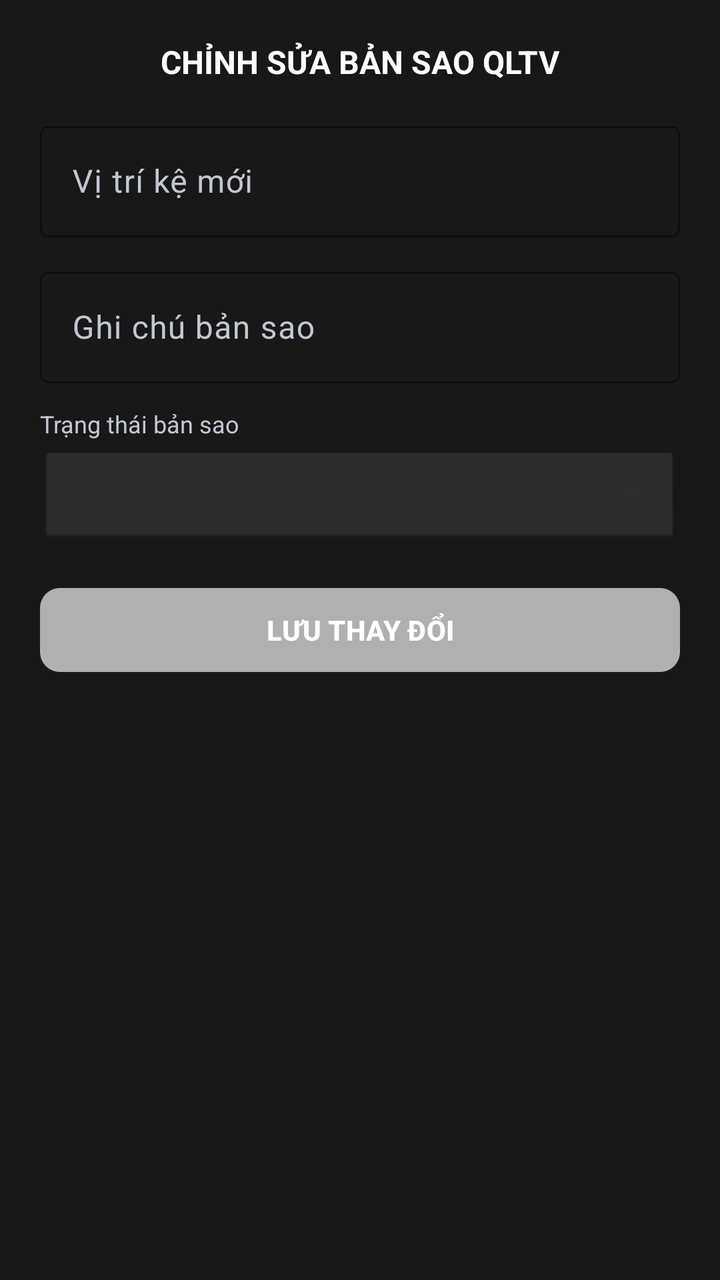
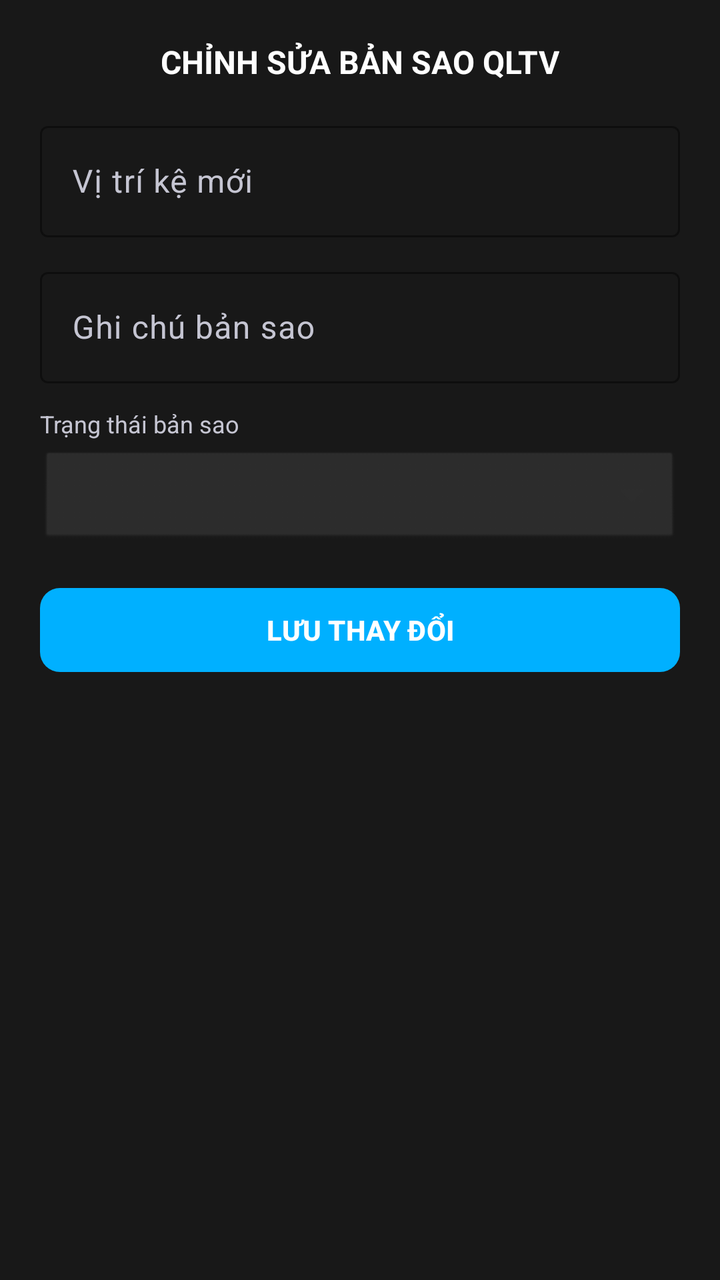

Screens rendered from an Android XML layout before and after an edit, with the pre-edit source and the edit as a unified diff.
<!-- AndroidManifest.xml: application theme Theme.QLTV -->
<!-- res/layout/dialog_edit_copy.xml -->
<?xml version="1.0" encoding="utf-8"?>
<LinearLayout xmlns:android="http://schemas.android.com/apk/res/android"
    xmlns:app="http://schemas.android.com/apk/res-auto"
    android:layout_width="match_parent"
    android:layout_height="wrap_content"
    android:background="#181818"
    android:orientation="vertical"
    android:padding="20dp">

    <TextView
        android:layout_width="wrap_content"
        android:layout_height="wrap_content"
        android:layout_gravity="center"
        android:layout_marginBottom="16dp"
        android:text="CHỈNH SỬA BẢN SAO QLTV"
        android:textColor="#FFFFFF"
        android:textSize="16sp"
        android:textStyle="bold" />

    
    <com.google.android.material.textfield.TextInputLayout
        style="@style/Widget.Material3.TextInputLayout.OutlinedBox"
        android:layout_width="match_parent"
        android:layout_height="wrap_content"
        android:layout_marginBottom="12dp"
        android:hint="Vị trí kệ mới"
        android:textColorHint="#C5C5D2"
        app:boxStrokeColor="#FFFFFF"
        app:boxStrokeWidthFocused="2dp"
        app:hintTextColor="#FFFFFF">

        <com.google.android.material.textfield.TextInputEditText
            android:id="@+id/edtEditCopyViTri"
            android:layout_width="match_parent"
            android:layout_height="wrap_content"
            android:textColor="#FFFFFF" />
    </com.google.android.material.textfield.TextInputLayout>

    
    <com.google.android.material.textfield.TextInputLayout
        style="@style/Widget.Material3.TextInputLayout.OutlinedBox"
        android:layout_width="match_parent"
        android:layout_height="wrap_content"
        android:layout_marginBottom="12dp"
        android:hint="Ghi chú bản sao"
        android:textColorHint="#C5C5D2"
        app:boxStrokeColor="#FFFFFF"
        app:boxStrokeWidthFocused="2dp"
        app:hintTextColor="#FFFFFF">

        <com.google.android.material.textfield.TextInputEditText
            android:id="@+id/edtEditCopyGhiChu"
            android:layout_width="match_parent"
            android:layout_height="wrap_content"
            android:textColor="#FFFFFF" />
    </com.google.android.material.textfield.TextInputLayout>

    
    <TextView
        android:layout_width="wrap_content"
        android:layout_height="wrap_content"
        android:layout_marginBottom="4dp"
        android:text="Trạng thái bản sao"
        android:textColor="#C5C5D2"
        android:textSize="12sp" />

    <Spinner
        android:id="@+id/spinEditCopyStatus"
        android:layout_width="match_parent"
        android:layout_height="50dp"
        android:layout_marginBottom="16dp"
        android:background="@android:drawable/btn_dropdown"
        android:backgroundTint="#2D2D2D" />

    <com.google.android.material.button.MaterialButton
        android:id="@+id/btnSaveCopyEdit"
        android:layout_width="match_parent"
        android:layout_height="50dp"
        android:text="LƯU THAY ĐỔI"
        android:textColor="#FFFFFF"
        android:textStyle="bold"
        app:backgroundTint="#B0B0B0"
        app:cornerRadius="10dp" />

</LinearLayout>
<!-- resources referenced by this layout -->
<resources>
  <style name="Theme.QLTV" parent="Base.Theme.QLTV" />
  <style name="Base.Theme.QLTV" parent="Theme.Material3.DayNight.NoActionBar">
          
          
      </style>
</resources>

<!-- the commit's change to res/layout/dialog_edit_copy.xml (unified diff, before → after) -->
@@ -79,7 +79,7 @@
         android:text="LƯU THAY ĐỔI"
         android:textColor="#FFFFFF"
         android:textStyle="bold"
-        app:backgroundTint="#B0B0B0"
+        app:backgroundTint="#00B0FF"
         app:cornerRadius="10dp" />
 
 </LinearLayout>
